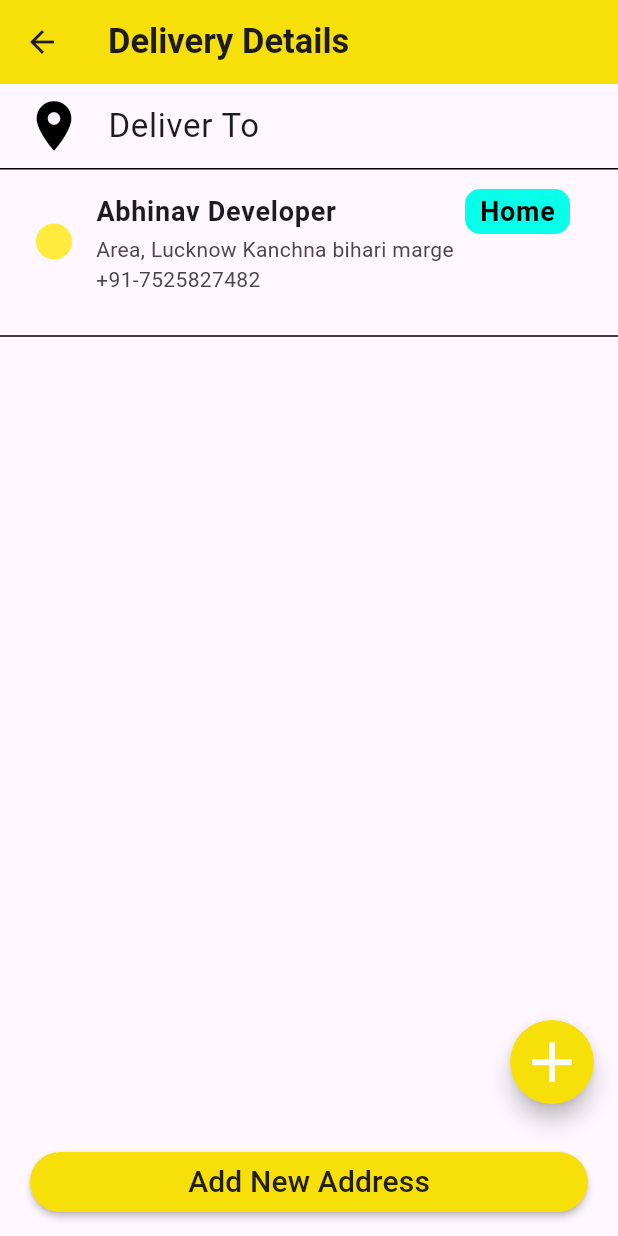
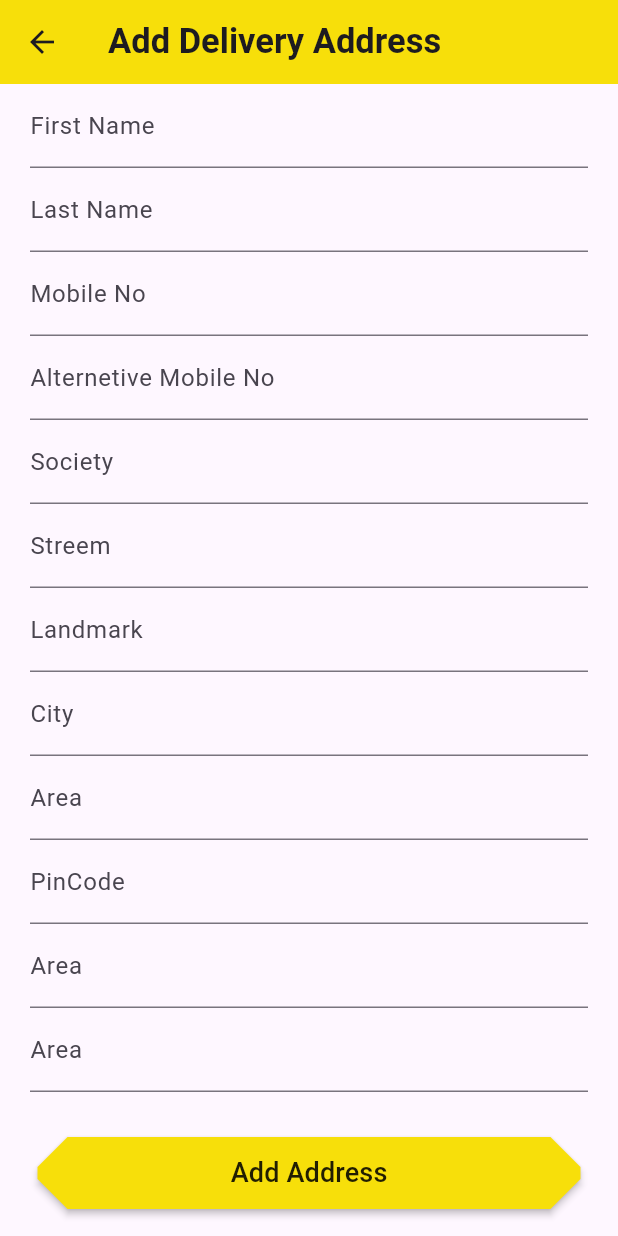
Before and after one commit to krsinghabhinav/E-food-App, a Flutter app: the DeliveryDetailsView screen opened directly, after a tap on "Add New Address", on a phone screen of 412 x 824 dp. Run offline on Flutter 3.47's test engine with Material 3 defaults, Android fonts, the phone set to English and light mode, and no system bars; our stand-ins replace cloud_firestore, firebase_auth, firebase_core, flutter_signin_button, fluttertoast, get and 1 more; accounts and stored records are empty.

Commit message:
addressdetails

```diff
--- /dev/null
+++ b/lib/View/screen/check_out/delivery_details/add_delivery_address/add_delivery_adderss.dart
@@ -0,0 +1,152 @@
+import 'package:demoteteee/widget/custome_textfiled.dart';
+import 'package:flutter/material.dart';
+
+enum AddressType { Home, Work, other }
+
+class AddDeliveryAdderss extends StatefulWidget {
+  const AddDeliveryAdderss({super.key});
+
+  @override
+  State<AddDeliveryAdderss> createState() => _AddDeliveryAdderssState();
+}
+
+class _AddDeliveryAdderssState extends State<AddDeliveryAdderss> {
+  var myType = AddressType.Home;
+  @override
+  Widget build(BuildContext context) {
+    return Scaffold(
+      appBar: AppBar(
+        backgroundColor: Color.fromARGB(255, 247, 223, 10),
+        title: Text(
+          "Add Delivery Address",
+          style: TextStyle(fontSize: 23, fontWeight: FontWeight.bold),
+        ),
+      ),
+      bottomNavigationBar: Container(
+        margin: EdgeInsets.symmetric(vertical: 18, horizontal: 25),
+        height: 48,
+        child: MaterialButton(
+          color: Color.fromARGB(255, 247, 223, 10),
+          shape:
+              BeveledRectangleBorder(borderRadius: BorderRadius.circular(20)),
+          onPressed: () {},
+          child: Text(
+            "Add Address",
+            style: TextStyle(fontSize: 18),
+          ),
+        ),
+      ),
+      body: Padding(
+        padding: const EdgeInsets.symmetric(horizontal: 20),
+        child: ListView(
+          children: [
+            CustomeTextfiled(
+              labText: "First Name",
+            ),
+            CustomeTextfiled(
+              labText: "Last Name",
+            ),
+            CustomeTextfiled(
+              labText: "Mobile No",
+            ),
+            CustomeTextfiled(
+              labText: "Alternetive Mobile No",
+            ),
+            CustomeTextfiled(
+              labText: "Society",
+            ),
+            CustomeTextfiled(
+              labText: "Streem",
+            ),
+            CustomeTextfiled(
+              labText: "Landmark",
+            ),
+            CustomeTextfiled(
+              labText: "City",
+            ),
+            CustomeTextfiled(
+              labText: "Area",
+            ),
+            CustomeTextfiled(
+              labText: "PinCode",
+            ),
+            CustomeTextfiled(
+              labText: "Area",
+            ),
+            CustomeTextfiled(
+              labText: "Area",
+            ),
+            InkWell(
+              onTap: () {},
+              child: Container(
+                width: double.infinity,
+                height: 47,
+                child: Column(
+                  mainAxisAlignment: MainAxisAlignment.center,
+                  crossAxisAlignment: CrossAxisAlignment.start,
+                  children: [Text("Select Location")],
+                ),
+              ),
+            ),
+            Divider(
+              color: Colors.black,
+            ),
+            ListTile(
+              title: Text("Enter Address*"),
+            ),
+            RadioListTile(
+              value: AddressType.Home,
+              groupValue: myType,
+              title: Text('Home'),
+              onChanged: (AddressType? value) {
+                setState(() {
+                  myType = value!;
+                });
+              },
+              secondary: Icon(
+                Icons.home,
+                color: Color.fromARGB(
+                  255,
+                  247,
+                  223,
+                  10,
+                ),
+                size: 35,
+              ),
+            ),
+            RadioListTile(
+              value: AddressType.Work,
+              groupValue: myType,
+              title: Text('Work'),
+              onChanged: (AddressType? value) {
+                setState(() {
+                  myType = value!;
+                });
+              },
+              secondary: Icon(
+                Icons.work,
+                color: Color.fromARGB(255, 247, 223, 10),
+                size: 35,
+              ),
+            ),
+            RadioListTile(
+              value: AddressType.other,
+              groupValue: myType,
+              title: Text('Other'),
+              onChanged: (AddressType? value) {
+                setState(() {
+                  myType = value!;
+                });
+              },
+              secondary: Icon(
+                Icons.devices_other,
+                color: Color.fromARGB(255, 247, 223, 10),
+                size: 35,
+              ),
+            )
+          ],
+        ),
+      ),
+    );
+  }
+}
--- a/lib/View/screen/check_out/delivery_details/delivery_details.dart
+++ b/lib/View/screen/check_out/delivery_details/delivery_details.dart
@@ -1,5 +1,7 @@
+import 'package:demoteteee/View/screen/check_out/delivery_details/add_delivery_address/add_delivery_adderss.dart';
 import 'package:demoteteee/View/screen/check_out/delivery_details/single_delivery_item.dart';
 import 'package:flutter/material.dart';
+import 'package:get/get.dart';
 
 class DeliveryDetailsView extends StatefulWidget {
   const DeliveryDetailsView({super.key});
@@ -36,7 +38,7 @@
         height: 40,
         child: MaterialButton(
           onPressed: () {
-            // Add new address action
+            Get.to(AddDeliveryAdderss());
           },
           child: Center(
             child: Text(
--- /dev/null
+++ b/lib/View/screen/check_out/payment_summary/pyment_summary.dart
@@ -0,0 +1,15 @@
+import 'package:flutter/material.dart';
+
+class PymentSummary extends StatefulWidget {
+  const PymentSummary({super.key});
+
+  @override
+  State<PymentSummary> createState() => _PymentSummaryState();
+}
+
+class _PymentSummaryState extends State<PymentSummary> {
+  @override
+  Widget build(BuildContext context) {
+    return const Placeholder();
+  }
+}
--- /dev/null
+++ b/lib/widget/custome_textfiled.dart
@@ -0,0 +1,31 @@
+import 'package:flutter/material.dart';
+
+class CustomeTextfiled extends StatefulWidget {
+  final TextEditingController? controller;
+  final String? labText;
+  final TextInputType? keyboardtype;
+
+  const CustomeTextfiled({
+    Key? key,
+    this.controller,
+    this.labText,
+    this.keyboardtype,
+  }) : super(key: key);
+
+  @override
+  State<CustomeTextfiled> createState() => _CustomeTextfiledState();
+}
+
+class _CustomeTextfiledState extends State<CustomeTextfiled> {
+  @override
+  Widget build(BuildContext context) {
+    return TextField(
+      controller: widget.controller,
+      keyboardType: widget.keyboardtype ?? TextInputType.text,
+      decoration: InputDecoration(
+        labelText: widget.labText ?? '',
+        // border: const OutlineInputBorder(),
+      ),
+    );
+  }
+}
```
